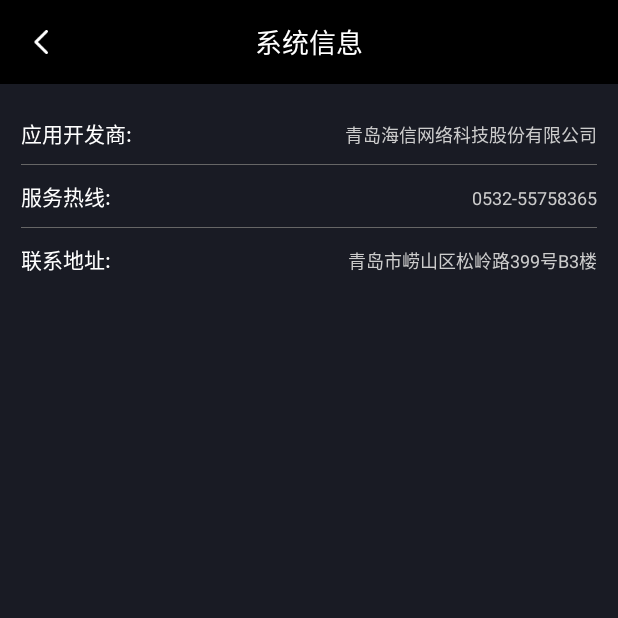
After one commit to XiaoQiu000/move_examine, an Android app: the SystemInfoActivity screen opened directly, with no data from a screen before it, on a phone screen of 412 x 824 dp, the top half of it. The commit adds this screen. Run offline under Robolectric (Android 15) with nearby library versions, the phone set to English and light mode, and no system bars.

Commit message:
修改bug

```diff
--- /dev/null
+++ b/app/src/main/java/com/qiu/move_examine/presenter/activity/SystemInfoActivity.java
@@ -0,0 +1,27 @@
+package com.qiu.move_examine.presenter.activity;
+
+import android.support.v7.app.AppCompatActivity;
+import android.os.Bundle;
+
+import com.qiu.move_examine.R;
+import com.qiu.move_examine.common.base.BaseActivity;
+import com.satsoftec.frame.executer.BaseExecuter;
+
+public class SystemInfoActivity extends BaseActivity {
+
+    @Override
+    public BaseExecuter initExecutor() {
+        return null;
+    }
+
+
+    @Override
+    protected void init() {
+        setContent(R.layout.activity_system_info);
+    }
+
+    @Override
+    protected void initView() {
+        setTitle("系统信息");
+    }
+}
--- a/app/src/main/java/com/qiu/move_examine/presenter/fragment/PersonFragment.java
+++ b/app/src/main/java/com/qiu/move_examine/presenter/fragment/PersonFragment.java
@@ -20,8 +20,11 @@
 import com.qiu.move_examine.common.base.BaseFragment;
 import com.qiu.move_examine.common.bean.UserInfoBean;
 import com.qiu.move_examine.common.utils.PicassoUtils;
+
 import org.netty.PushClient;
+
 import com.qiu.move_examine.presenter.activity.LoginActivity;
+import com.qiu.move_examine.presenter.activity.SystemInfoActivity;
 import com.satsoftec.frame.executer.BaseExecuter;
 import com.satsoftec.frame.util.SharedPreferenceUtil;
 
@@ -68,6 +71,9 @@
                     case R.id.exitLogin:
                         AppContext.self().logout(mContext);
                         break;
+                    case R.id.systemInfo:
+                        startActivity(new Intent(mContext, SystemInfoActivity.class));
+                        break;
                 }
                 return false;
             }
--- a/app/src/main/java/com/qiu/move_examine/repertory/webservice/AppWsInfo.java
+++ b/app/src/main/java/com/qiu/move_examine/repertory/webservice/AppWsInfo.java
@@ -25,10 +25,9 @@
         };
     }
 
-        private static final String SERVEL_URL = "http://47.98.216.253:80/dataRequ/connAndQry";
+//        private static final String SERVEL_URL = "http://47.98.216.253:80/dataRequ/connAndQry";//外网测试
 //    private static final String SERVEL_URL = "http://56.32.3.11:9080/drs/json-rpc";
-//    private static final String SERVEL_URL = "http://20.11.67.38:9080/drs/json-rpc";
-
+    private static final String SERVEL_URL = "http://20.11.67.38:9080/drs/json-rpc";//公安正式网
     @Override
     public String getServerUrl() {
         return SERVEL_URL;
--- /dev/null
+++ b/app/src/main/res/layout/activity_system_info.xml
@@ -0,0 +1,108 @@
+<?xml version="1.0" encoding="utf-8"?>
+<LinearLayout xmlns:android="http://schemas.android.com/apk/res/android"
+    xmlns:app="http://schemas.android.com/apk/res-auto"
+    xmlns:tools="http://schemas.android.com/tools"
+    android:layout_width="match_parent"
+    android:layout_height="match_parent"
+    android:background="@color/background3"
+    android:orientation="vertical"
+    tools:context=".presenter.activity.SystemInfoActivity">
+
+    <LinearLayout
+        android:layout_width="match_parent"
+        android:layout_height="wrap_content"
+        android:layout_marginTop="12dp"
+        android:paddingLeft="14dp"
+        android:paddingTop="10dp"
+        android:paddingRight="14dp"
+        android:paddingBottom="10dp">
+
+
+        <TextView
+            android:layout_width="wrap_content"
+            android:layout_height="wrap_content"
+            android:text="应用开发商:"
+            android:textColor="@color/white"
+            android:textSize="14sp" />
+
+
+        <TextView
+            android:layout_width="wrap_content"
+            android:layout_height="wrap_content"
+            android:layout_weight="1"
+            android:gravity="right"
+            android:text="青岛海信网络科技股份有限公司"
+            android:textColor="@color/text6"
+            android:textSize="12sp" />
+    </LinearLayout>
+
+    <View
+        android:layout_width="match_parent"
+        android:layout_height="0.5dp"
+        android:layout_marginLeft="14dp"
+        android:layout_marginRight="14dp"
+        android:background="#666" />
+
+    <LinearLayout
+        android:layout_width="match_parent"
+        android:layout_height="wrap_content"
+        android:paddingLeft="14dp"
+        android:paddingTop="10dp"
+        android:paddingRight="14dp"
+        android:paddingBottom="10dp">
+
+
+        <TextView
+            android:layout_width="wrap_content"
+            android:layout_height="wrap_content"
+            android:text="服务热线:"
+            android:textColor="@color/white"
+            android:textSize="14sp" />
+
+
+        <TextView
+            android:layout_width="wrap_content"
+            android:layout_height="wrap_content"
+            android:layout_weight="1"
+            android:autoLink="phone"
+            android:gravity="right"
+            android:textColorLink="@color/white"
+            android:text="0532-55758365"
+            android:textColor="@color/text6"
+            android:textSize="12sp" />
+    </LinearLayout>
+
+    <View
+        android:layout_width="match_parent"
+        android:layout_height="0.5dp"
+        android:layout_marginLeft="14dp"
+        android:layout_marginRight="14dp"
+        android:background="#666" />
+
+    <LinearLayout
+        android:layout_width="match_parent"
+        android:layout_height="wrap_content"
+        android:paddingLeft="14dp"
+        android:paddingTop="10dp"
+        android:paddingRight="14dp"
+        android:paddingBottom="10dp">
+
+
+        <TextView
+            android:layout_width="wrap_content"
+            android:layout_height="wrap_content"
+            android:text="联系地址:"
+            android:textColor="@color/white"
+            android:textSize="14sp" />
+
+
+        <TextView
+            android:layout_width="wrap_content"
+            android:layout_height="wrap_content"
+            android:layout_weight="1"
+            android:gravity="right"
+            android:text="青岛市崂山区松岭路399号B3楼"
+            android:textColor="@color/text6"
+            android:textSize="12sp" />
+    </LinearLayout>
+</LinearLayout>
--- a/app/src/main/res/menu/menu_person.xml
+++ b/app/src/main/res/menu/menu_person.xml
@@ -5,5 +5,8 @@
         android:id="@+id/exitLogin"
         android:title="退出登录"
         app:showAsAction="never" />
-
+    <item
+        android:id="@+id/systemInfo"
+        android:title="系统信息"
+        app:showAsAction="never" />
 </menu>
--- a/app/src/main/res/values/styles.xml
+++ b/app/src/main/res/values/styles.xml
@@ -40,8 +40,8 @@
 
     <!-- 分隔线 -->
     <style name="PopupMenuListView" parent="@android:style/Widget.Holo.ListView.DropDown">
-        <item name="android:divider">#ffffff</item>
-        <item name="android:dividerHeight">2dp</item>
+        <item name="android:divider">#666666</item>
+        <item name="android:dividerHeight">0.5dp</item>
     </style>
 
     <!-- Menu item 文字样式  对应item的large或者small 选择parent 否则无效-->
```
Also changed, not shown: app/src/main/AndroidManifest.xml (+4 -3 lines), app/src/main/java/com/qiu/move_examine/presenter/activity/MessageDetailsActivity.java (+7 -1 lines), app/src/main/res/layout/activity_login.xml (+23 -7 lines), app/src/main/res/layout/fragment_person.xml (+14 -0 lines).
